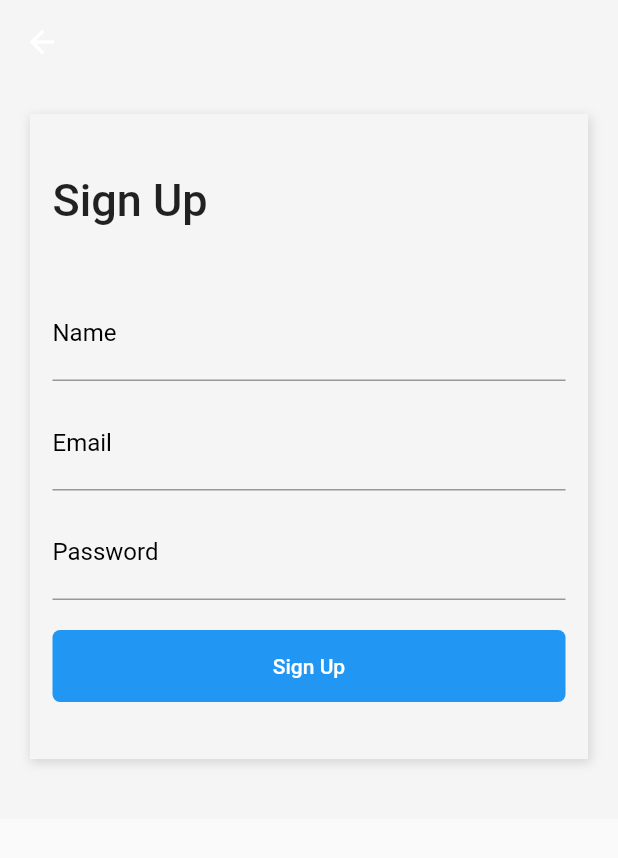
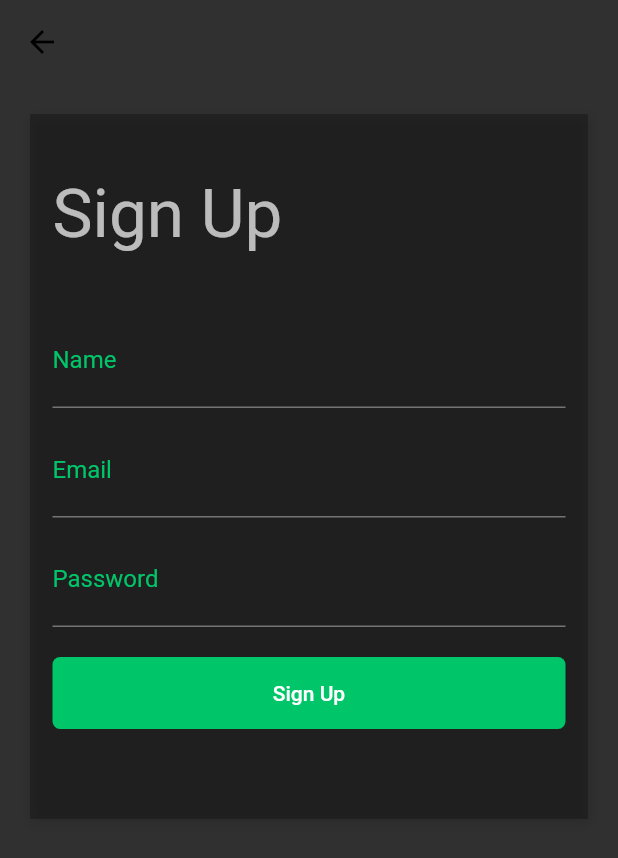
Before and after one commit to franciscpd/shopping_flutter, a Flutter app: the screen it shows after launch, item 3 of the bottom bar chosen, after a tap on "Sign Up", on a phone screen of 412 x 824 dp. Shown: the top 858 px of the screen. Run offline on Flutter 3.47's test engine with Material 2 defaults, Android fonts, the phone set to English and light mode, and no system bars; our stand-ins replace flutter_money_formatter.

Commit message:
Add theme on app

```diff
--- a/lib/main.dart
+++ b/lib/main.dart
@@ -1,5 +1,8 @@
 import 'package:flutter/material.dart';
 import 'package:shopping/pages/tabs.page.dart';
+import 'package:shopping/themes/dark-yellow.theme.dart';
+import 'package:shopping/themes/dark.theme.dart';
+import 'package:shopping/themes/light.theme.dart';
 
 void main() => runApp(MyApp());
 
@@ -9,9 +12,7 @@ class MyApp extends StatelessWidget {
     return MaterialApp(
       title: 'Flutter Demo',
       debugShowCheckedModeBanner: false,
-      theme: ThemeData(
-        primarySwatch: Colors.blue,
-      ),
+      theme: darkTheme(),
       home: DefaultTabController(
         length: 3,
         child: TabsPage(),
--- a/lib/pages/cart.page.dart
+++ b/lib/pages/cart.page.dart
@@ -59,7 +59,7 @@ class CartPage extends StatelessWidget {
                     child: Text(
                       'Checkout',
                       style: TextStyle(
-                        color: Colors.white,
+                        color: Theme.of(context).accentColor,
                       ),
                     ),
                     onPressed: () {},
--- a/lib/pages/home.page.dart
+++ b/lib/pages/home.page.dart
@@ -11,7 +11,6 @@ class HomePage extends StatelessWidget {
         child: Container(
           padding: EdgeInsets.all(15),
           width: double.infinity,
-          color: Color(0xFFF5F5F5),
           child: Column(
             crossAxisAlignment: CrossAxisAlignment.stretch,
             children: <Widget>[
--- a/lib/pages/login.page.dart
+++ b/lib/pages/login.page.dart
@@ -1,6 +1,5 @@
 import 'package:flutter/material.dart';
-import 'package:shopping/pages/home.page.dart';
-import 'package:shopping/pages/singup.page.dart';
+import 'package:shopping/pages/signup.page.dart';
 
 class LoginPage extends StatelessWidget {
   @override
@@ -17,9 +16,9 @@ class LoginPage extends StatelessWidget {
           child: Column(
             children: <Widget>[
               Container(
-                height: 400,
+                height: 430,
                 decoration: BoxDecoration(
-                  color: Color(0xFFF5F5F5),
+                  color: Theme.of(context).accentColor,
                   boxShadow: [
                     new BoxShadow(
                       color: Colors.black12,
@@ -40,16 +39,21 @@ class LoginPage extends StatelessWidget {
                             children: <Widget>[
                               Text(
                                 "Welcome",
-                                style: TextStyle(
-                                  fontSize: 30,
-                                  fontWeight: FontWeight.w500,
-                                ),
+                                style: Theme.of(context).textTheme.display2,
                               ),
-                              Text("Sign in to continue"),
+                              Text(
+                                "Sign in to continue",
+                                style: Theme.of(context).textTheme.subhead,
+                              ),
                             ],
                           ),
                           FlatButton(
-                            child: Text("Sign Up"),
+                            child: Text(
+                              "Sign Up",
+                              style: TextStyle(
+                                color: Theme.of(context).primaryColor,
+                              ),
+                            ),
                             onPressed: () {
                               Navigator.push(
                                 context,
@@ -68,13 +72,14 @@ class LoginPage extends StatelessWidget {
                         decoration: InputDecoration(
                           labelText: "Email",
                           labelStyle: TextStyle(
-                            color: Colors.black,
+                            color: Theme.of(context).primaryColor,
                             fontWeight: FontWeight.w400,
                             fontSize: 16,
                           ),
                         ),
                         style: TextStyle(
                           fontSize: 20,
+                          color: Theme.of(context).primaryColor,
                         ),
                       ),
                       SizedBox(
@@ -86,20 +91,25 @@ class LoginPage extends StatelessWidget {
                         decoration: InputDecoration(
                           labelText: "Password",
                           labelStyle: TextStyle(
-                            color: Colors.black,
+                            color: Theme.of(context).primaryColor,
                             fontWeight: FontWeight.w400,
                             fontSize: 16,
                           ),
                         ),
                         style: TextStyle(
                           fontSize: 20,
+                          color: Theme.of(context).primaryColor,
                         ),
                       ),
                       Container(
                         alignment: Alignment.centerRight,
                         height: 40,
                         child: FlatButton(
-                          child: Text("Forgot your password?"),
+                          child: Text(
+                            "Forgot your password?",
+                            style: TextStyle(
+                                color: Theme.of(context).primaryColor),
+                          ),
                           onPressed: () {},
                         ),
                       ),
@@ -109,7 +119,7 @@ class LoginPage extends StatelessWidget {
                       Container(
                         width: double.infinity,
                         decoration: BoxDecoration(
-                          color: Colors.blue,
+                          color: Theme.of(context).primaryColor,
                           borderRadius: BorderRadius.all(
                             Radius.circular(5),
                           ),
@@ -117,9 +127,6 @@ class LoginPage extends StatelessWidget {
                         child: FlatButton(
                           child: Text(
                             "Sign In",
-                            style: TextStyle(
-                              color: Colors.white,
-                            ),
                           ),
                           onPressed: () {},
                         ),
@@ -147,7 +154,7 @@ class LoginPage extends StatelessWidget {
                 decoration: BoxDecoration(
                   border: Border.all(
                     width: 2.0,
-                    color: Colors.blue,
+                    color: Theme.of(context).primaryColor,
                   ),
                   borderRadius: BorderRadius.all(
                     Radius.circular(5),
@@ -176,7 +183,7 @@ class LoginPage extends StatelessWidget {
                 decoration: BoxDecoration(
                   border: Border.all(
                     width: 2.0,
-                    color: Colors.blue,
+                    color: Theme.of(context).primaryColor,
                   ),
                   borderRadius: BorderRadius.all(
                     Radius.circular(5),
--- a/lib/pages/singup.page.dart
+++ b/lib/pages/signup.page.dart
@@ -5,12 +5,11 @@ class SignupPage extends StatelessWidget {
   Widget build(BuildContext context) {
     return Scaffold(
       appBar: AppBar(
-        backgroundColor: Color(0xFFF5F5F5),
+        backgroundColor: Colors.white.withOpacity(0),
         elevation: 0,
       ),
       body: SingleChildScrollView(
         child: Container(
-          color: Color(0xFFF5F5F5),
           padding: EdgeInsets.only(
             top: 20,
             left: 20,
@@ -20,9 +19,9 @@ class SignupPage extends StatelessWidget {
           child: Column(
             children: <Widget>[
               Container(
-                height: 430,
+                height: 470,
                 decoration: BoxDecoration(
-                  color: Color(0xFFF5F5F5),
+                  color: Theme.of(context).accentColor,
                   boxShadow: [
                     new BoxShadow(
                       color: Colors.black12,
@@ -39,10 +38,7 @@ class SignupPage extends StatelessWidget {
                     children: <Widget>[
                       Text(
                         "Sign Up",
-                        style: TextStyle(
-                          fontSize: 30,
-                          fontWeight: FontWeight.w500,
-                        ),
+                        style: Theme.of(context).textTheme.display2,
                       ),
                       SizedBox(
                         height: 40,
@@ -52,13 +48,14 @@ class SignupPage extends StatelessWidget {
                         decoration: InputDecoration(
                           labelText: "Name",
                           labelStyle: TextStyle(
-                            color: Colors.black,
+                            color: Theme.of(context).primaryColor,
                             fontWeight: FontWeight.w400,
                             fontSize: 16,
                           ),
                         ),
                         style: TextStyle(
                           fontSize: 20,
+                          color: Theme.of(context).primaryColor,
                         ),
                       ),
                       SizedBox(
@@ -69,13 +66,14 @@ class SignupPage extends StatelessWidget {
                         decoration: InputDecoration(
                           labelText: "Email",
                           labelStyle: TextStyle(
-                            color: Colors.black,
+                            color: Theme.of(context).primaryColor,
                             fontWeight: FontWeight.w400,
                             fontSize: 16,
                           ),
                         ),
                         style: TextStyle(
                           fontSize: 20,
+                          color: Theme.of(context).primaryColor,
                         ),
                       ),
                       SizedBox(
@@ -87,13 +85,14 @@ class SignupPage extends StatelessWidget {
                         decoration: InputDecoration(
                           labelText: "Password",
                           labelStyle: TextStyle(
-                            color: Colors.black,
+                            color: Theme.of(context).primaryColor,
                             fontWeight: FontWeight.w400,
                             fontSize: 16,
                           ),
                         ),
                         style: TextStyle(
                           fontSize: 20,
+                          color: Theme.of(context).primaryColor,
                         ),
                       ),
                       SizedBox(
@@ -102,7 +101,7 @@ class SignupPage extends StatelessWidget {
                       Container(
                         width: double.infinity,
                         decoration: BoxDecoration(
-                          color: Colors.blue,
+                          color: Theme.of(context).primaryColor,
                           borderRadius: BorderRadius.all(
                             Radius.circular(5),
                           ),
@@ -110,9 +109,6 @@ class SignupPage extends StatelessWidget {
                         child: FlatButton(
                           child: Text(
                             "Sign Up",
-                            style: TextStyle(
-                              color: Colors.white,
-                            ),
                           ),
                           onPressed: () {},
                         ),
--- /dev/null
+++ b/lib/themes/dark-yellow.theme.dart
@@ -0,0 +1,47 @@
+import 'package:flutter/material.dart';
+
+const brightness = Brightness.dark;
+const primaryColor = const Color(0xFFFFCC00);
+const lightColor = const Color(0xFFFFFFFF);
+const backgroundColor = const Color(0xFFF5F5F5);
+
+ThemeData darkYellowTheme() {
+  return ThemeData(
+    // primarySwatch: primaryColor,
+    brightness: brightness,
+    // textTheme: new TextTheme(
+    //   body1: new TextStyle(color: Colors.red),
+    //   display4: new TextStyle(fontSize: 78),
+    //   button: new TextStyle(color: Colors.green),
+    //   headline: new TextStyle(color: Colors.deepPurple)
+    // ),
+    // tabBarTheme:
+    // accentIconTheme:
+    // accentTextTheme:
+    // appBarTheme:
+    // bottomAppBarTheme:
+    // buttonTheme: new ButtonThemeData(
+    //   buttonColor: Colors.orange,
+    //   textTheme: ButtonTextTheme.primary,
+    // ),
+    // cardTheme: CardTheme(
+    //   elevation: 5,
+    //   color: Colors.indigo,
+    // ),
+    // chipTheme:
+    // dialogTheme:
+    // floatingActionButtonTheme:
+    // iconTheme:
+    // inputDecorationTheme:
+    // pageTransitionsTheme:
+    // primaryIconTheme:
+    // primaryTextTheme:
+    // sliderTheme:
+    primaryColor: primaryColor,
+    accentColor: Colors.black26,
+    // fontFamily: 'Montserrat',
+    // buttonColor: Color(0xFF00C569),
+    // // scaffoldBackgroundColor: backgroundColor,
+    // cardColor: Colors.white,
+  );
+}
--- /dev/null
+++ b/lib/themes/dark.theme.dart
@@ -0,0 +1,47 @@
+import 'package:flutter/material.dart';
+
+const brightness = Brightness.dark;
+const primaryColor = const Color(0xFF00C569);
+const lightColor = const Color(0xFFFFFFFF);
+const backgroundColor = const Color(0xFFF5F5F5);
+
+ThemeData darkTheme() {
+  return ThemeData(
+    // primarySwatch: primaryColor,
+    brightness: brightness,
+    // textTheme: new TextTheme(
+    //   body1: new TextStyle(color: Colors.red),
+    //   display4: new TextStyle(fontSize: 78),
+    //   button: new TextStyle(color: Colors.green),
+    //   headline: new TextStyle(color: Colors.deepPurple)
+    // ),
+    // tabBarTheme:
+    // accentIconTheme:
+    // accentTextTheme:
+    // appBarTheme:
+    // bottomAppBarTheme:
+    // buttonTheme: new ButtonThemeData(
+    //   buttonColor: Colors.orange,
+    //   textTheme: ButtonTextTheme.primary,
+    // ),
+    // cardTheme: CardTheme(
+    //   elevation: 5,
+    //   color: Colors.indigo,
+    // ),
+    // chipTheme:
+    // dialogTheme:
+    // floatingActionButtonTheme:
+    // iconTheme:
+    // inputDecorationTheme:
+    // pageTransitionsTheme:
+    // primaryIconTheme:
+    // primaryTextTheme:
+    // sliderTheme:
+    primaryColor: primaryColor,
+    accentColor: Colors.black26,
+    // fontFamily: 'Montserrat',
+    // buttonColor: Color(0xFF00C569),
+    // // scaffoldBackgroundColor: backgroundColor,
+    // cardColor: Colors.white,
+  );
+}
--- /dev/null
+++ b/lib/themes/light.theme.dart
@@ -0,0 +1,47 @@
+import 'package:flutter/material.dart';
+
+const brightness = Brightness.light;
+const primaryColor = const Color(0xFF00C569);
+const lightColor = const Color(0xFFFFFFFF);
+const backgroundColor = const Color(0xFFF5F5F5);
+
+ThemeData lighTheme() {
+  return ThemeData(
+    // primarySwatch: primaryColor,
+    brightness: brightness,
+    // textTheme: new TextTheme(
+    //   body1: new TextStyle(color: Colors.red),
+    //   display4: new TextStyle(fontSize: 78),
+    //   button: new TextStyle(color: Colors.green),
+    //   headline: new TextStyle(color: Colors.deepPurple)
+    // ),
+    // tabBarTheme:
+    // accentIconTheme:
+    // accentTextTheme:
+    // appBarTheme:
+    // bottomAppBarTheme:
+    // buttonTheme: new ButtonThemeData(
+    //   buttonColor: Colors.orange,
+    //   textTheme: ButtonTextTheme.primary,
+    // ),
+    // cardTheme: CardTheme(
+    //   elevation: 5,
+    //   color: Colors.indigo,
+    // ),
+    // chipTheme:
+    // dialogTheme:
+    // floatingActionButtonTheme:
+    // iconTheme:
+    // inputDecorationTheme:
+    // pageTransitionsTheme:
+    // primaryIconTheme:
+    // primaryTextTheme:
+    // sliderTheme:
+    primaryColor: primaryColor,
+    accentColor: Colors.white,
+    // fontFamily: 'Montserrat',
+    // buttonColor: Color(0xFF00C569),
+    // // scaffoldBackgroundColor: backgroundColor,
+    // cardColor: Colors.white,
+  );
+}
--- a/lib/widgets/category/category-item.widget.dart
+++ b/lib/widgets/category/category-item.widget.dart
@@ -13,7 +13,7 @@ class CategoryItem extends StatelessWidget {
       margin: EdgeInsets.all(10),
       padding: EdgeInsets.all(10),
       decoration: BoxDecoration(
-        color: Colors.white,
+        color: Theme.of(context).accentColor,
         boxShadow: [
           new BoxShadow(
             color: Colors.black12,
--- a/lib/widgets/product/product-item.widget.dart
+++ b/lib/widgets/product/product-item.widget.dart
@@ -87,7 +87,7 @@ class ProductItem extends StatelessWidget {
             style: TextStyle(
               fontSize: 16,
               fontWeight: FontWeight.bold,
-              color: Color(0xFF00C569),
+              color: Theme.of(context).primaryColor,
             ),
           ),
         ],
--- a/lib/widgets/search-box.widget.dart
+++ b/lib/widgets/search-box.widget.dart
@@ -24,14 +24,14 @@ class SearchBox extends StatelessWidget {
                 border: InputBorder.none,
                 labelText: 'Search...',
                 labelStyle: TextStyle(
-                  color: Colors.blue,
+                  color: Theme.of(context).primaryColor,
                   fontWeight: FontWeight.w300,
                   fontSize: 16,
                 ),
               ),
               style: TextStyle(
                 fontSize: 20,
-                color: Colors.blue,
+                color: Theme.of(context).primaryColor,
               ),
             ),
           ),
```
